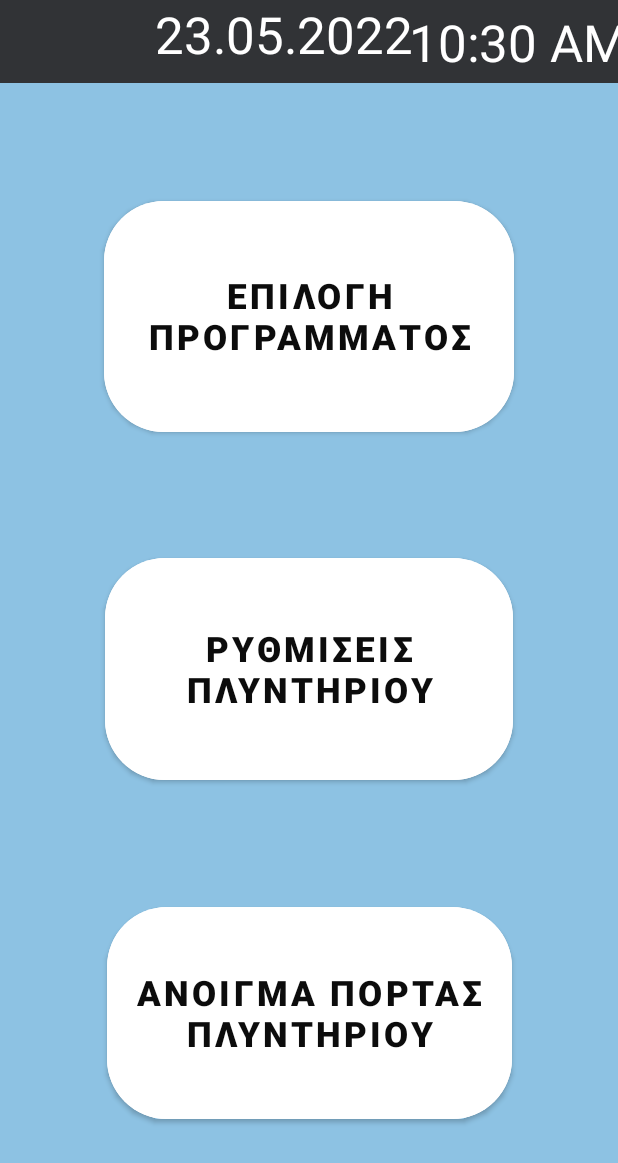
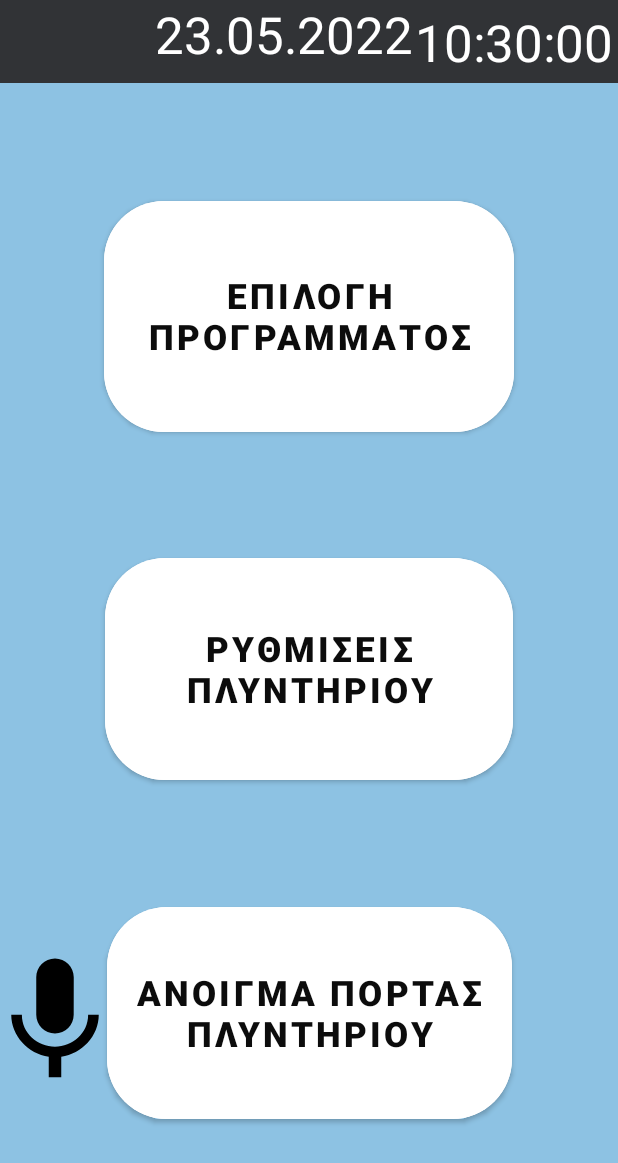
Before and after one commit to marina-sam14/Washing-Machine-UI, an Android app: the screen it shows after launch (MainActivity), on a phone screen of 412 x 824 dp. Shown: the top 1163 px of the screen. Run offline under Robolectric (Android 15) with nearby library versions, the phone set to English and light mode, and no system bars; our stand-ins replace navigation-ui.

Commit message:
Added voice recognition

```diff
--- a/src/app/src/main/AndroidManifest.xml
+++ b/src/app/src/main/AndroidManifest.xml
@@ -2,6 +2,8 @@
 <manifest xmlns:android="http://schemas.android.com/apk/res/android"
     package="com.example.washingmachine">
 
+    <uses-permission android:name="android.permission.RECORD_AUDIO"/>
+    <uses-permission android:name="android.permission.INTERNET"/>
     <application
         android:allowBackup="true"
         android:icon="@mipmap/ic_launcher"
--- a/src/app/src/main/java/com/example/washingmachine/MainActivity.java
+++ b/src/app/src/main/java/com/example/washingmachine/MainActivity.java
@@ -1,17 +1,26 @@
 package com.example.washingmachine;
 
+import android.Manifest;
 import android.annotation.SuppressLint;
 import android.content.Intent;
+import android.content.pm.PackageManager;
+import android.media.Image;
 import android.media.MediaPlayer;
 import android.os.Bundle;
 
-import com.example.washingmachine.databinding.ActivityMainBinding;
 import com.google.android.material.snackbar.Snackbar;
 
+import androidx.annotation.NonNull;
 import androidx.appcompat.app.AppCompatActivity;
 
+import android.speech.RecognitionListener;
+import android.speech.RecognizerIntent;
+import android.speech.SpeechRecognizer;
 import android.view.View;
 
+import androidx.core.app.ActivityCompat;
+import androidx.core.content.ContextCompat;
+import androidx.core.content.PackageManagerCompat;
 import androidx.navigation.NavController;
 import androidx.navigation.Navigation;
 import androidx.navigation.ui.AppBarConfiguration;
@@ -22,15 +31,22 @@ import android.view.MenuItem;
 import android.view.Window;
 import android.view.WindowManager;
 import android.widget.Button;
+import android.widget.ImageButton;
 import android.widget.TextView;
+import android.widget.Toast;
+
+import org.jetbrains.annotations.NonNls;
 
 import java.text.SimpleDateFormat;
+import java.util.ArrayList;
 import java.util.Calendar;
+import java.util.Date;
+import java.util.Locale;
 
 public class MainActivity extends AppCompatActivity {
 
-    private AppBarConfiguration appBarConfiguration;
-    private ActivityMainBinding binding;
+    SpeechRecognizer speechRecognizer;
+    boolean voiceOn = false;
 
     @SuppressLint("SetTextI18n")
     @Override
@@ -44,6 +60,91 @@ public class MainActivity extends AppCompatActivity {
         Button programs = (Button)findViewById(R.id.programs);
         Button settings = (Button)findViewById(R.id.settings);
         Button door = (Button) findViewById(R.id.door);
+        ImageButton voice = (ImageButton) findViewById(R.id.voice);
+
+        TextView date = findViewById(R.id.date);
+        TextView clock = findViewById(R.id.clock);
+        TextView voicecom = findViewById(R.id.voicecommand);
+        voicecom.setVisibility(View.GONE);
+
+        if (ContextCompat.checkSelfPermission(this, Manifest.permission.RECORD_AUDIO) != PackageManager.PERMISSION_GRANTED) {
+            ActivityCompat.requestPermissions(this, new String[]{Manifest.permission.RECORD_AUDIO}, 1);
+        }
+
+        speechRecognizer = SpeechRecognizer.createSpeechRecognizer(this);
+        final Intent speechRecognizerIntent = new Intent(RecognizerIntent.ACTION_RECOGNIZE_SPEECH);
+        speechRecognizerIntent.putExtra(RecognizerIntent.EXTRA_LANGUAGE_MODEL, RecognizerIntent.LANGUAGE_MODEL_FREE_FORM);
+
+        voice.setOnClickListener(new View.OnClickListener() {
+            @Override
+            public void onClick(View view) {
+                if (voiceOn) {
+                    voiceOn = false;
+                    voice.setImageResource(R.drawable.ic_baseline_mic);
+                    Snackbar.make(view, "ΑΠΕΝΕΡΓΟΠΟΙΗΣΑΤΕ ΤΗΝ ΦΩΝΗΤΙΚΗ ΠΕΡΙΗΓΗΣΗ", Snackbar.LENGTH_LONG).setAction("Action", null).show();
+                    //voicecom.setVisibility(View.GONE);
+                    //date.setVisibility(View.VISIBLE);
+                    //clock.setVisibility(View.VISIBLE);
+                    speechRecognizer.startListening(speechRecognizerIntent);
+                } else {
+                    voiceOn = true;
+                    voice.setImageResource(R.drawable.ic_baseline_mic_off);
+                    Snackbar.make(view, "ΕΝΕΡΓΟΠΟΙΗΣΑΤΕ ΤΗΝ ΦΩΝΗΤΙΚΗ ΠΕΡΙΗΓΗΣΗ", Snackbar.LENGTH_LONG).setAction("Action", null).show();
+                    voicecom.setVisibility(View.VISIBLE);
+                    date.setVisibility(View.INVISIBLE);
+                    clock.setVisibility(View.INVISIBLE);
+                    speechRecognizer.stopListening();
+                }
+            }
+        });
+
+        speechRecognizer.setRecognitionListener(new RecognitionListener() {
+            @Override
+            public void onReadyForSpeech(Bundle params) {
+
+            }
+
+            @Override
+            public void onBeginningOfSpeech() {
+
+            }
+
+            @Override
+            public void onRmsChanged(float rmsdB) {
+
+            }
+
+            @Override
+            public void onBufferReceived(byte[] buffer) {
+
+            }
+
+            @Override
+            public void onEndOfSpeech() {
+
+            }
+
+            @Override
+            public void onError(int error) {
+
+            }
+
+            @Override
+            public void onResults(Bundle results) {
+                ArrayList<String> data = results.getStringArrayList(speechRecognizer.RESULTS_RECOGNITION);
+                voicecom.setText(data.get(0));
+            }
+
+            @Override
+            public void onPartialResults(Bundle partialResults) {
+
+            }
+
+            @Override
+            public void onEvent(int eventType, Bundle params) {
+
+            }
+        });
 
         programs.setOnClickListener(new View.OnClickListener() {
             @Override
@@ -70,15 +171,23 @@ public class MainActivity extends AppCompatActivity {
             }
         });
 
-        TextView date = (TextView) findViewById(R.id.date);
-        Calendar  calendar = Calendar.getInstance();
+        Calendar calendar = Calendar.getInstance();
         SimpleDateFormat simpleDateFormat = new SimpleDateFormat("dd.MM.yyyy");
         String dateTime = simpleDateFormat.format(calendar.getTime()).toString();
         date.setText(dateTime);
 
-        TextView tClock = (TextView) findViewById(R.id.clock);
-        String clock = tClock.getText().toString();
-        tClock.setText(clock);
+        String currentTime = new SimpleDateFormat("HH:mm:ss", Locale.getDefault()).format(new Date());
+        clock.setText(currentTime);
+    }
+
+    @Override
+    public void onRequestPermissionsResult(int requestCode, @NonNull String[] permissions, @NonNull int[] grantResults) {
+        super.onRequestPermissionsResult(requestCode, permissions, grantResults);
+        if (requestCode == 1) {
+            if (grantResults[0] != PackageManager.PERMISSION_GRANTED) {
+                Toast.makeText(this, "ΑΠΑΙΤΟΥΝΤΑΙ ΔΙΚΑΙΩΜΑΤΑ ΗΧΟΥ ΓΙΑ ΤΗΝ ΕΝΕΡΓΟΠΟΙΗΣΗ ΤΩΝ ΦΩΝΗΤΙΚΩΝ ΛΕΙΤΟΥΡΓΙΩΝ", Toast.LENGTH_LONG).show();
+            }
+        }
     }
 
 
@@ -100,15 +209,6 @@ public class MainActivity extends AppCompatActivity {
         if (id == R.id.action_settings) {
             return true;
         }
-
         return super.onOptionsItemSelected(item);
     }
-
-    @Override
-    public boolean onSupportNavigateUp() {
-        NavController navController = Navigation.findNavController(this, R.id.nav_host_fragment_content_main);
-        return NavigationUI.navigateUp(navController, appBarConfiguration)
-                || super.onSupportNavigateUp();
-    }
-
 }
--- /dev/null
+++ b/src/app/src/main/res/drawable/ic_baseline_mic.xml
@@ -0,0 +1,5 @@
+<vector android:height="100dp" android:tint="#000000"
+    android:viewportHeight="24" android:viewportWidth="24"
+    android:width="100dp" xmlns:android="http://schemas.android.com/apk/res/android">
+    <path android:fillColor="@android:color/white" android:pathData="M12,14c1.66,0 2.99,-1.34 2.99,-3L15,5c0,-1.66 -1.34,-3 -3,-3S9,3.34 9,5v6c0,1.66 1.34,3 3,3zM17.3,11c0,3 -2.54,5.1 -5.3,5.1S6.7,14 6.7,11L5,11c0,3.41 2.72,6.23 6,6.72L11,21h2v-3.28c3.28,-0.48 6,-3.3 6,-6.72h-1.7z"/>
+</vector>
--- /dev/null
+++ b/src/app/src/main/res/drawable/ic_baseline_mic_off.xml
@@ -0,0 +1,5 @@
+<vector android:height="100dp" android:tint="#000000"
+    android:viewportHeight="24" android:viewportWidth="24"
+    android:width="100dp" xmlns:android="http://schemas.android.com/apk/res/android">
+    <path android:fillColor="@android:color/white" android:pathData="M19,11h-1.7c0,0.74 -0.16,1.43 -0.43,2.05l1.23,1.23c0.56,-0.98 0.9,-2.09 0.9,-3.28zM14.98,11.17c0,-0.06 0.02,-0.11 0.02,-0.17L15,5c0,-1.66 -1.34,-3 -3,-3S9,3.34 9,5v0.18l5.98,5.99zM4.27,3L3,4.27l6.01,6.01L9.01,11c0,1.66 1.33,3 2.99,3 0.22,0 0.44,-0.03 0.65,-0.08l1.66,1.66c-0.71,0.33 -1.5,0.52 -2.31,0.52 -2.76,0 -5.3,-2.1 -5.3,-5.1L5,11c0,3.41 2.72,6.23 6,6.72L11,21h2v-3.28c0.91,-0.13 1.77,-0.45 2.54,-0.9L19.73,21 21,19.73 4.27,3z"/>
+</vector>
--- /dev/null
+++ b/src/app/src/main/res/drawable/ic_microphone.xml
@@ -0,0 +1,5 @@
+<vector android:height="50dp" android:viewportHeight="58"
+    android:viewportWidth="58" android:width="50dp" xmlns:android="http://schemas.android.com/apk/res/android">
+    <path android:fillColor="#FF000000" android:pathData="M44,28c-0.552,0 -1,0.447 -1,1v6c0,7.72 -6.28,14 -14,14s-14,-6.28 -14,-14v-6c0,-0.553 -0.448,-1 -1,-1s-1,0.447 -1,1v6c0,8.485 6.644,15.429 15,15.949V56h-5c-0.552,0 -1,0.447 -1,1s0.448,1 1,1h12c0.552,0 1,-0.447 1,-1s-0.448,-1 -1,-1h-5v-5.051c8.356,-0.52 15,-7.465 15,-15.949v-6C45,28.447 44.552,28 44,28z"/>
+    <path android:fillColor="#FF000000" android:pathData="M29,46c6.065,0 11,-4.935 11,-11V11c0,-6.065 -4.935,-11 -11,-11S18,4.935 18,11v24C18,41.065 22.935,46 29,46z"/>
+</vector>
--- a/src/app/src/main/res/layout/activity_main.xml
+++ b/src/app/src/main/res/layout/activity_main.xml
@@ -15,6 +15,51 @@
         android:layout_width="match_parent"
         android:layout_height="55dp"
         android:background="#313336"/>
+
+    <TextView
+        android:id="@+id/clock"
+        android:layout_width="wrap_content"
+        android:layout_height="wrap_content"
+        android:format24Hour="hh:mm:ss"
+        android:textColor="@color/white"
+        android:textSize="34sp"
+        app:layout_constraintBottom_toBottomOf="@id/divider"
+        app:layout_constraintHorizontal_bias="0.3"
+        app:layout_constraintLeft_toRightOf="@id/date"
+        app:layout_constraintRight_toRightOf="parent"
+        app:layout_constraintTop_toTopOf="@id/divider" />
+
+    <TextView
+        android:id="@+id/date"
+        android:layout_width="wrap_content"
+        android:layout_height="wrap_content"
+        android:textColor="@color/white"
+        android:textSize="34sp"
+        app:layout_constraintBottom_toBottomOf="@id/divider"
+        app:layout_constraintHorizontal_bias="0.43"
+        app:layout_constraintLeft_toLeftOf="parent"
+        app:layout_constraintRight_toRightOf="parent"
+        app:layout_constraintTop_toTopOf="@id/divider"
+        app:layout_constraintVertical_bias="0.0" />
+
+    <EditText
+        android:id="@+id/voicecommand"
+        app:layout_constraintTop_toTopOf="parent"
+        android:layout_width="match_parent"
+        android:layout_height="55dp"
+        android:textColor="@color/white"/>
+
+    <ImageButton
+        android:id="@+id/voice"
+        android:layout_width="wrap_content"
+        android:layout_height="wrap_content"
+        app:layout_constraintTop_toBottomOf="@id/divider"
+        app:layout_constraintBottom_toBottomOf="parent"
+        app:layout_constraintLeft_toLeftOf="parent"
+        app:layout_constraintRight_toLeftOf="@id/door"
+        android:src="@drawable/ic_baseline_mic"
+        app:layout_constraintVertical_bias="0.86"
+        android:background="#8dc2e3"/>
 
     <com.google.android.material.button.MaterialButton
         android:id="@+id/programs"
@@ -63,32 +108,4 @@
         app:layout_constraintRight_toRightOf="parent"
         app:layout_constraintTop_toBottomOf="@id/settings" />
 
-
-    <TextClock
-        android:id="@+id/clock"
-        android:layout_width="wrap_content"
-        android:layout_height="wrap_content"
-        android:format24Hour="hh:mm:ss"
-        android:textColor="@color/white"
-        android:textSize="34sp"
-        app:layout_constraintBottom_toBottomOf="@id/divider"
-        app:layout_constraintHorizontal_bias="0.3"
-        app:layout_constraintLeft_toRightOf="@id/date"
-        app:layout_constraintRight_toRightOf="parent"
-        app:layout_constraintTop_toTopOf="@id/divider" />
-
-    <TextView
-        android:id="@+id/date"
-        android:layout_width="wrap_content"
-        android:layout_height="wrap_content"
-        android:textColor="@color/white"
-        android:textSize="34sp"
-        app:layout_constraintBottom_toBottomOf="@id/divider"
-        app:layout_constraintHorizontal_bias="0.43"
-        app:layout_constraintLeft_toLeftOf="parent"
-        app:layout_constraintRight_toRightOf="parent"
-        app:layout_constraintTop_toTopOf="@id/divider"
-        app:layout_constraintVertical_bias="0.0" />
-
-
 </androidx.constraintlayout.widget.ConstraintLayout>
```
